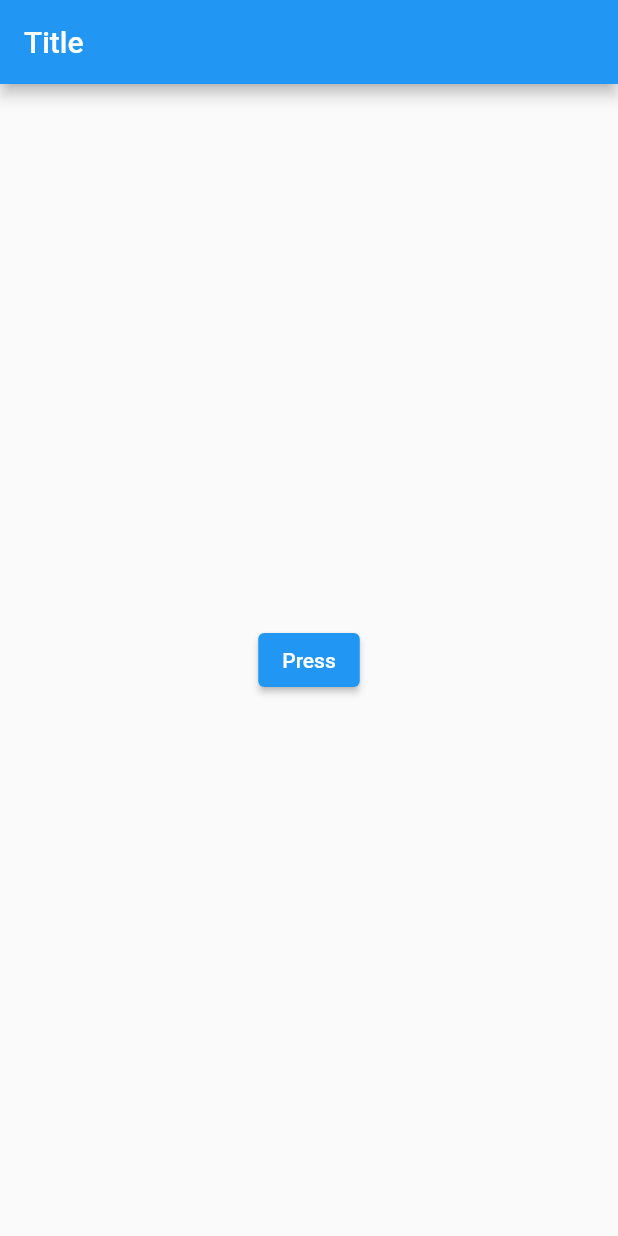
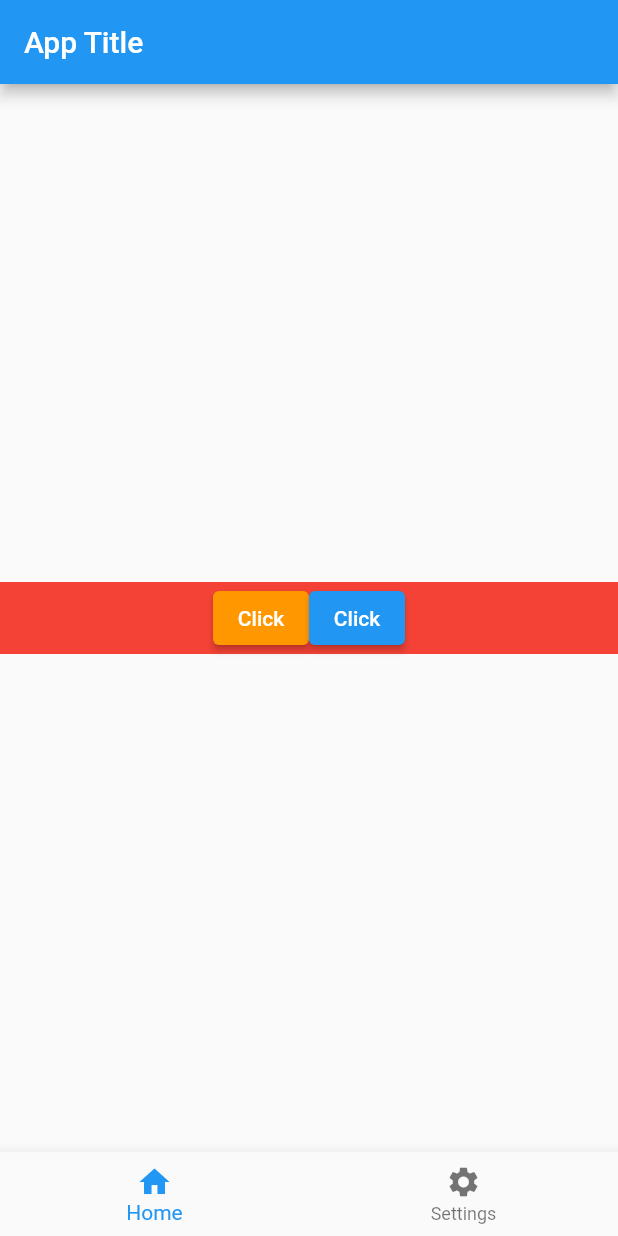
Before and after one commit to paulocf92/flutter-zero-to-hero, a Flutter app: the screen it shows after launch, on a phone screen of 412 x 824 dp. Run offline on Flutter 3.47's test engine with Material 2 defaults, Android fonts, the phone set to English and light mode, and no system bars.

```diff
--- a/learn_the_basics/lib/main.dart
+++ b/learn_the_basics/lib/main.dart
@@ -1,35 +1,64 @@
 import 'package:flutter/material.dart';
 
 void main() {
-  runApp(const MyApp());
+  runApp(MyApp());
 }
 
-class MyApp extends StatelessWidget {
-  const MyApp({super.key});
+class MyApp extends StatefulWidget {
+  MyApp({super.key});
+
+  @override
+  State<MyApp> createState() => _MyAppState();
+}
+
+class _MyAppState extends State<MyApp> {
   @override
   Widget build(BuildContext context) {
-    return MaterialApp(
+    return const MaterialApp(
       debugShowCheckedModeBanner: false,
-      title: 'Flutter Demo',
-      theme: ThemeData(
-        primarySwatch: Colors.blue,
-      ),
-      home: const FirstPage(),
+      home: FirstPage(),
     );
   }
 }
 
-class FirstPage extends StatelessWidget {
+class FirstPage extends StatefulWidget {
   const FirstPage({super.key});
+
+  @override
+  State<FirstPage> createState() => _FirstPageState();
+}
+
+class _FirstPageState extends State<FirstPage> {
+  String buttonName = 'Click';
+  int currentIndex = 0;
 
   @override
   Widget build(BuildContext context) {
     return Scaffold(
       appBar: AppBar(
-        title: const Text('Title'),
+        title: const Text('App Title'),
       ),
       body: Center(
-        child: ElevatedButton(
+        child: currentIndex == 0
+            ? Container(
+                color: Colors.red,
+                child: Row(
+                  mainAxisAlignment: MainAxisAlignment.center,
+                  crossAxisAlignment: CrossAxisAlignment.center,
+                  children: [
+                    ElevatedButton(
+                      style: ElevatedButton.styleFrom(
+                        foregroundColor: Colors.white,
+                        backgroundColor: Colors.orange,
+                      ),
+                      onPressed: () {
+                        setState(() {
+                          buttonName = 'Clicked';
+                        });
+                      },
+                      child: Text(buttonName),
+                    ),
+                    ElevatedButton(
                       onPressed: () {
                         Navigator.of(context).push(
                           MaterialPageRoute(
@@ -39,8 +68,30 @@ class FirstPage extends StatelessWidget {
                           ),
                         );
                       },
-          child: const Text('Press'),
+                      child: Text(buttonName),
                     ),
+                  ],
+                ),
+              )
+            : Image.asset('images/starry_sky.jpg'),
+      ),
+      bottomNavigationBar: BottomNavigationBar(
+        items: const [
+          BottomNavigationBarItem(
+            icon: Icon(Icons.home),
+            label: 'Home',
+          ),
+          BottomNavigationBarItem(
+            icon: Icon(Icons.settings),
+            label: 'Settings',
+          ),
+        ],
+        currentIndex: currentIndex,
+        onTap: (int index) {
+          setState(() {
+            currentIndex = index;
+          });
+        },
       ),
     );
   }
```
Lines whose indentation alone changed are shown as unchanged.
